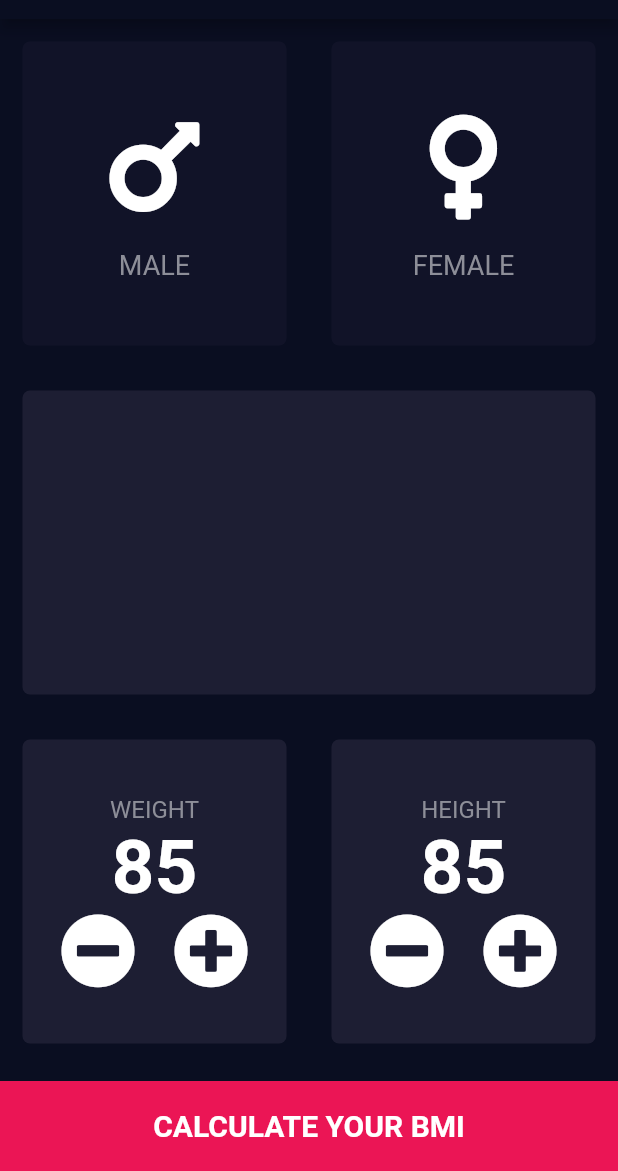
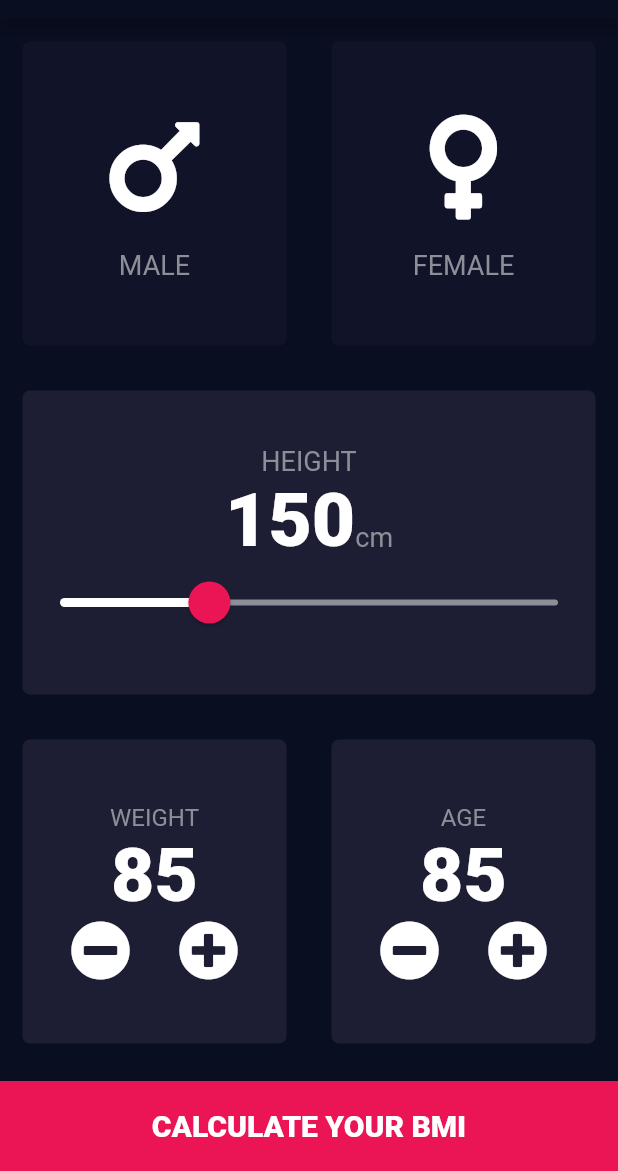
Before and after one commit to raj-arun/flutter_bmi_calculator, a Flutter app: the screen it shows after launch, on a phone screen of 412 x 824 dp, the part 65-1236 px from its top. Run offline on Flutter 3.47's test engine with Material 2 defaults, Android fonts, the phone set to English and light mode, and no system bars; our stand-ins replace font_awesome_flutter.

Commit message:
New Features
Created a constants.dart to hold all const items
Created the slider widget
Customized the slider properties

```diff
--- /dev/null
+++ b/lib/constants.dart
@@ -0,0 +1,21 @@
+import 'package:flutter/material.dart';
+
+const kBottomContainerColour = Color(0xFFEB1555);
+const kBottomContainerHeight = 60.0;
+const kActiveCardColour = Color(0xFF1D1E33);
+const kInactiveCardColour = Color(0xFF111328);
+const kIconTxtColour = Color(0xFF8D8E98);
+const kSliderOverlayColour = Color(0x29EB1555);
+
+const kSliderMin = 120.0;
+const kSliderMax = 220.0;
+
+const kLabelTextStyle = TextStyle(
+  fontSize: 18.0,
+  color: Color(0xFF8D8E98),
+);
+
+const kFeaturesTextStyle = TextStyle(
+  fontSize: 50.0,
+  fontWeight: FontWeight.w900,
+);
--- a/lib/icon_content.dart
+++ b/lib/icon_content.dart
@@ -1,9 +1,5 @@
 import 'package:flutter/material.dart';
-
-const labelTextStyle = TextStyle(
-  fontSize: 18.0,
-  color: Color(0xFF8D8E98),
-);
+import 'constants.dart';
 
 class IconContent extends StatelessWidget {
   IconContent({
@@ -28,7 +24,7 @@ class IconContent extends StatelessWidget {
         ),
         Text(
           label,
-          style: labelTextStyle,
+          style: kLabelTextStyle,
         ),
       ],
     );
--- a/lib/input_page.dart
+++ b/lib/input_page.dart
@@ -1,13 +1,10 @@
+import 'package:flutter/cupertino.dart';
 import 'package:flutter/material.dart';
 import 'package:font_awesome_flutter/font_awesome_flutter.dart';
 import 'icon_content.dart';
 import 'reusable_card.dart';
+import 'constants.dart';
 
-const bottomContainerColour = Color(0xFFEB1555);
-const bottomContainerHeight = 60.0;
-const activeCardColour = Color(0xFF1D1E33);
-const inactiveCardColour = Color(0xFF111328);
-const iconTxtColour = Color(0xFF8D8E98);
 enum GenderType {
   male,
   female,
@@ -20,6 +17,7 @@ class InputPage extends StatefulWidget {
 
 class _InputPageState extends State<InputPage> {
   GenderType selectedGender;
+  int personHeight = 150;
 
   @override
   Widget build(BuildContext context) {
@@ -41,8 +39,8 @@ class _InputPageState extends State<InputPage> {
                       });
                     },
                     colour: selectedGender == GenderType.male
-                        ? activeCardColour
-                        : inactiveCardColour,
+                        ? kActiveCardColour
+                        : kInactiveCardColour,
                     cardColumn: IconContent(
                       cardIcon: FontAwesomeIcons.mars,
                       label: 'MALE',
@@ -57,8 +55,8 @@ class _InputPageState extends State<InputPage> {
                       });
                     },
                     colour: selectedGender == GenderType.female
-                        ? activeCardColour
-                        : inactiveCardColour,
+                        ? kActiveCardColour
+                        : kInactiveCardColour,
                     cardColumn: IconContent(
                       cardIcon: FontAwesomeIcons.venus,
                       label: 'FEMALE',
@@ -73,7 +71,54 @@ class _InputPageState extends State<InputPage> {
               children: <Widget>[
                 Expanded(
                   child: ReusableCard(
-                    colour: activeCardColour,
+                    colour: kActiveCardColour,
+                    cardColumn: Column(
+                      mainAxisAlignment: MainAxisAlignment.center,
+                      children: <Widget>[
+                        Text(
+                          'HEIGHT',
+                          style: kLabelTextStyle,
+                        ),
+                        Row(
+                          mainAxisAlignment: MainAxisAlignment.center,
+                          crossAxisAlignment: CrossAxisAlignment.baseline,
+                          textBaseline: TextBaseline.alphabetic,
+                          //baseline property has to be set when using Alignment baseline option
+                          children: <Widget>[
+                            Text(
+                              personHeight.toString(),
+                              style: kFeaturesTextStyle,
+                            ),
+                            Text(
+                              'cm',
+                              style: kLabelTextStyle,
+                            ),
+                          ],
+                        ),
+                        SliderTheme(
+                          //get the current slider context and change the elements you need to
+                          data: SliderTheme.of(context).copyWith(
+                            activeTrackColor: Colors.white,
+                            inactiveTrackColor: kIconTxtColour,
+                            thumbColor: kBottomContainerColour,
+                            overlayColor: kSliderOverlayColour,
+                            thumbShape:
+                                RoundSliderThumbShape(enabledThumbRadius: 14),
+                            overlayShape:
+                                RoundSliderOverlayShape(overlayRadius: 25),
+                          ),
+                          child: Slider(
+                              value: personHeight.toDouble(),
+                              min: kSliderMin,
+                              max: kSliderMax,
+                              onChanged: (double newValue) {
+                                setState(() {
+                                  personHeight = newValue.round();
+                                });
+                              }),
+                        )
+                      ],
+                    ),
                   ),
                 ),
               ],
@@ -85,7 +130,7 @@ class _InputPageState extends State<InputPage> {
               children: <Widget>[
                 Expanded(
                   child: ReusableCard(
-                    colour: activeCardColour,
+                    colour: kActiveCardColour,
                     cardColumn: HeightWeightIconContent(
                       iconLabel: 'WEIGHT',
                     ),
@@ -93,9 +138,9 @@ class _InputPageState extends State<InputPage> {
                 ),
                 Expanded(
                   child: ReusableCard(
-                    colour: activeCardColour,
+                    colour: kActiveCardColour,
                     cardColumn: HeightWeightIconContent(
-                      iconLabel: 'HEIGHT',
+                      iconLabel: 'AGE',
                     ),
                   ),
                 ),
@@ -103,16 +148,16 @@ class _InputPageState extends State<InputPage> {
             ),
           ),
           Container(
-            color: bottomContainerColour,
+            color: kBottomContainerColour,
             width: double.infinity,
-            height: bottomContainerHeight,
+            height: kBottomContainerHeight,
             margin: EdgeInsets.only(top: 10.0),
             child: Center(
                 child: Text(
               'CALCULATE YOUR BMI',
               style: TextStyle(
                   fontSize: 20,
-                  fontWeight: FontWeight.bold,
+                  fontWeight: FontWeight.w900,
                   color: Colors.white),
             )),
           )
@@ -139,14 +184,11 @@ class HeightWeightIconContent extends StatelessWidget {
             color: Color(0xFF8D8E98),
           ),
         ),
-//                        SizedBox(
-//                          height: 5.0,
-//                        ),
         Text(
           '85',
           style: TextStyle(
             fontSize: 50,
-            fontWeight: FontWeight.bold,
+            fontWeight: FontWeight.w900,
             color: Colors.white,
           ),
         ),
@@ -155,11 +197,11 @@ class HeightWeightIconContent extends StatelessWidget {
           children: <Widget>[
             Icon(
               FontAwesomeIcons.minusCircle,
-              size: 50,
+              size: 40,
             ),
             Icon(
               FontAwesomeIcons.plusCircle,
-              size: 50,
+              size: 40,
             ),
           ],
         )
```
